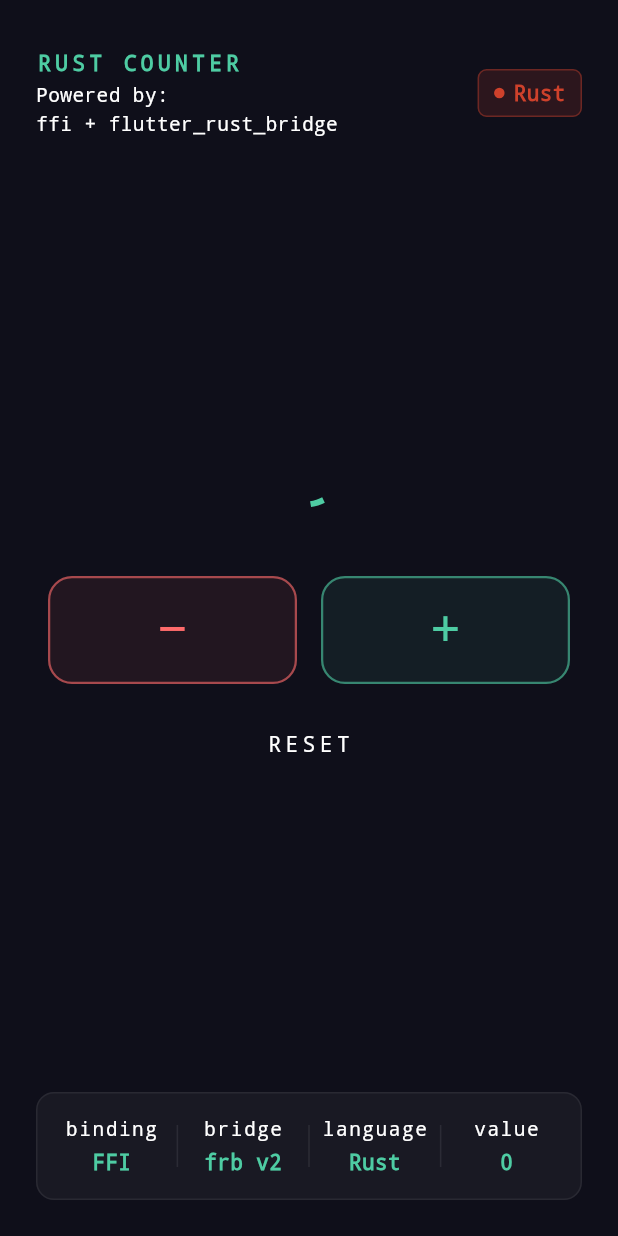
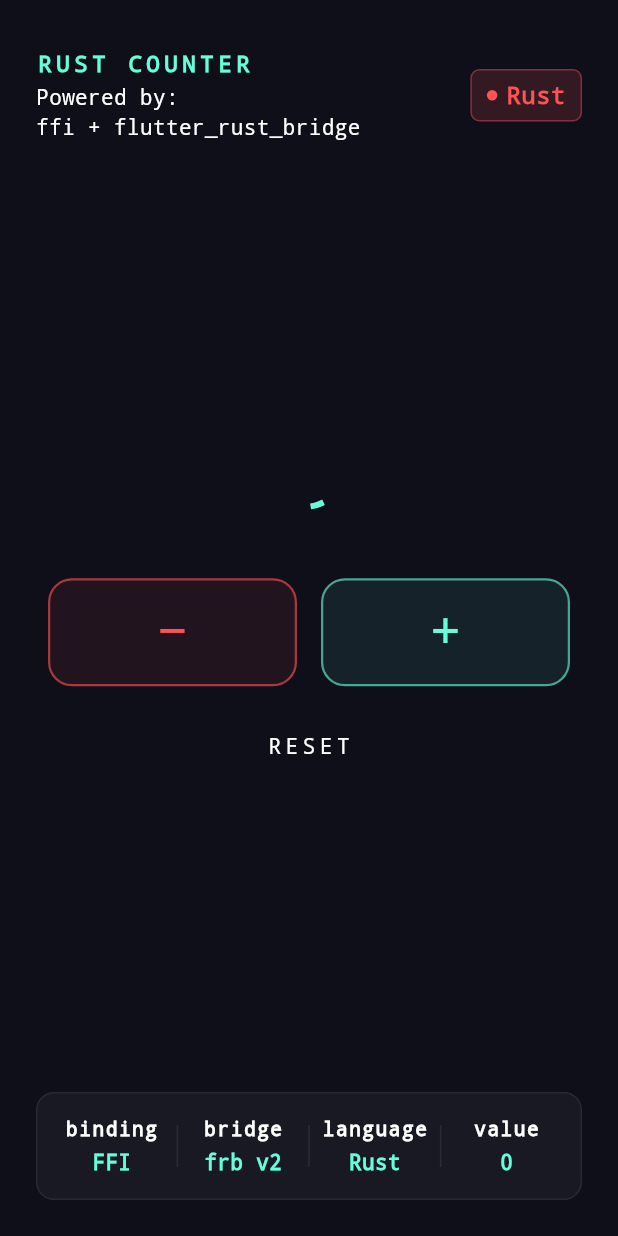
Before and after one commit to md-siam/flutter_counter_frb, a Flutter app: the screen it shows after launch, on a phone screen of 412 x 824 dp. Run offline on Flutter 3.47's test engine with Material 3 defaults, Android fonts, the light colour scheme and no system bars; missing offline and left inert: dart:ffi.

Commit message:
code refactored

```diff
--- a/lib/counter_page.dart
+++ b/lib/counter_page.dart
@@ -98,9 +98,9 @@ class _CounterPageState extends State<CounterPage> with SingleTickerProviderStat
   }
 
   Color get _countColor {
-    if (_count > 0) return const Color(0xFF4ECCA3);
-    if (_count < 0) return const Color(0xFFFF6B6B);
-    return const Color(0xFFECECEC);
+    if (_count > 0) return Colors.tealAccent;
+    if (_count < 0) return Colors.redAccent;
+    return Colors.white;
   }
 
   @override
@@ -121,18 +121,18 @@ class _CounterPageState extends State<CounterPage> with SingleTickerProviderStat
                       Text(
                         'RUST COUNTER',
                         style: TextStyle(
-                          color: Color(0xFF4ECCA3),
-                          fontSize: 14,
+                          fontSize: 15,
                           letterSpacing: 3,
+                          color: Colors.tealAccent,
                           fontWeight: FontWeight.w600,
                         ),
                       ),
                       SizedBox(height: 2),
                       Text(
-                        'Powered by: \nffi + flutter_rust_bridge',
+                        'Powered by: \n' 'ffi + flutter_rust_bridge',
                         style: TextStyle(
                           color: Colors.white,
-                          fontSize: 13,
+                          fontSize: 14,
                         ),
                       ),
                     ],
@@ -143,7 +143,7 @@ class _CounterPageState extends State<CounterPage> with SingleTickerProviderStat
             ),
             const Spacer(),
             _loading
-                ? const CircularProgressIndicator(color: Color(0xFF4ECCA3))
+                ? const CircularProgressIndicator(color: Colors.tealAccent)
                 : ScaleTransition(
                     scale: _scaleAnim,
                     child: Column(
@@ -182,7 +182,7 @@ class _CounterPageState extends State<CounterPage> with SingleTickerProviderStat
                 children: [
                   CounterButton(
                     label: '−',
-                    color: const Color(0xFFFF6B6B),
+                    color: Colors.redAccent,
                     onTap: _decrement,
                     onLongPressStart: () => _startLongPress(_decrement),
                     onLongPressEnd: _cancelLongPress,
@@ -190,7 +190,7 @@ class _CounterPageState extends State<CounterPage> with SingleTickerProviderStat
                   const SizedBox(width: 16),
                   CounterButton(
                     label: '+',
-                    color: const Color(0xFF4ECCA3),
+                    color: Colors.tealAccent,
                     onTap: _increment,
                     onLongPressStart: () => _startLongPress(_increment),
                     onLongPressEnd: _cancelLongPress,
--- a/lib/main.dart
+++ b/lib/main.dart
@@ -15,8 +15,8 @@ class CounterApp extends StatelessWidget {
       debugShowCheckedModeBanner: false,
       theme: ThemeData(
         colorScheme: ColorScheme.fromSeed(
+          brightness: Brightness.dark,
           seedColor: const Color(0xFF1A1A2E),
-          brightness: Brightness.dark,
         ),
         useMaterial3: true,
         fontFamily: 'Courier New',
--- a/lib/widgets/counter_button.dart
+++ b/lib/widgets/counter_button.dart
@@ -36,10 +36,10 @@ class CounterButton extends StatelessWidget {
             child: Text(
               label,
               style: TextStyle(
+                height: 1,
+                fontSize: 36,
                 color: color,
-                fontSize: 36,
                 fontWeight: FontWeight.w300,
-                height: 1,
               ),
             ),
           ),
--- a/lib/widgets/info_bar.dart
+++ b/lib/widgets/info_bar.dart
@@ -48,17 +48,18 @@ class _InfoCell extends StatelessWidget {
           Text(
             label,
             style: const TextStyle(
-              color: Colors.white,
               fontSize: 13,
               letterSpacing: 1,
+              color: Colors.white,
+              fontWeight: FontWeight.w600,
             ),
           ),
           const SizedBox(height: 3),
           Text(
             value,
             style: const TextStyle(
-              color: Color(0xFF4ECCA3),
               fontSize: 14,
+              color: Colors.tealAccent,
               fontWeight: FontWeight.w600,
             ),
           ),
--- a/lib/widgets/rust_badge.dart
+++ b/lib/widgets/rust_badge.dart
@@ -8,11 +8,9 @@ class RustBadge extends StatelessWidget {
     return Container(
       padding: const EdgeInsets.symmetric(horizontal: 10, vertical: 5),
       decoration: BoxDecoration(
-        color: const Color(0xFFCE412B).withValues(alpha: 0.15),
         borderRadius: BorderRadius.circular(6),
-        border: Border.all(
-          color: const Color(0xFFCE412B).withValues(alpha: 0.4),
-        ),
+        color: Colors.redAccent.withValues(alpha: 0.15),
+        border: Border.all(color: Colors.redAccent.withValues(alpha: 0.4)),
       ),
       child: Row(
         mainAxisSize: MainAxisSize.min,
@@ -21,16 +19,16 @@ class RustBadge extends StatelessWidget {
             width: 7,
             height: 7,
             decoration: const BoxDecoration(
-              color: Color(0xFFCE412B),
               shape: BoxShape.circle,
+              color: Colors.redAccent,
             ),
           ),
           const SizedBox(width: 6),
           const Text(
             'Rust',
             style: TextStyle(
-              color: Color(0xFFCE412B),
-              fontSize: 14,
+              fontSize: 16,
+              color: Colors.redAccent,
               fontWeight: FontWeight.bold,
             ),
           ),
```
